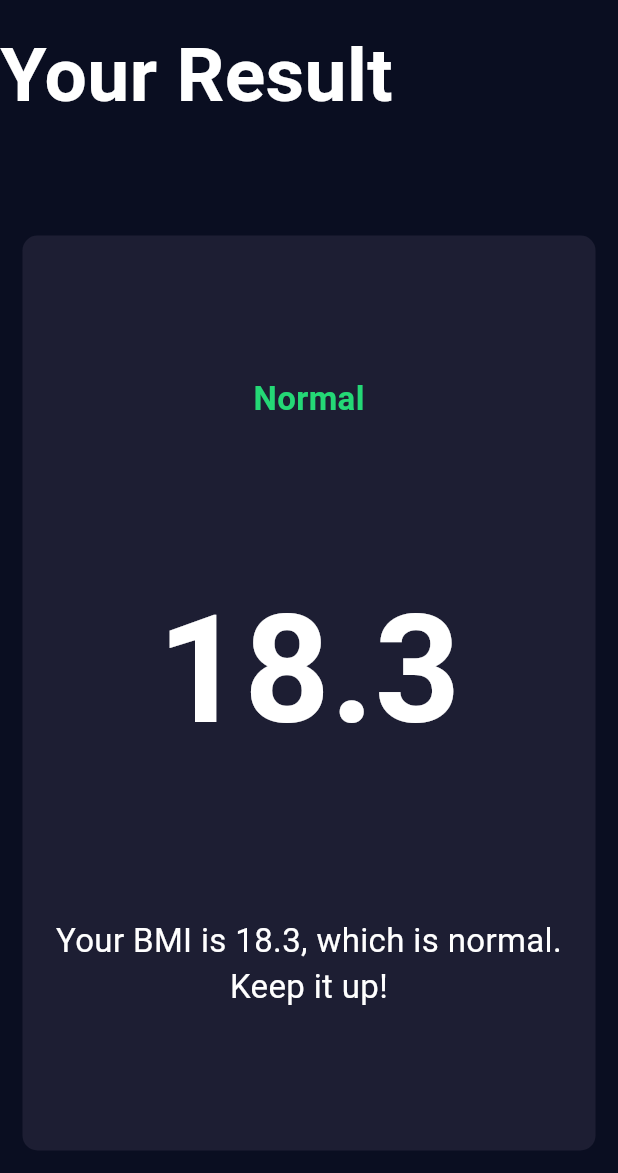
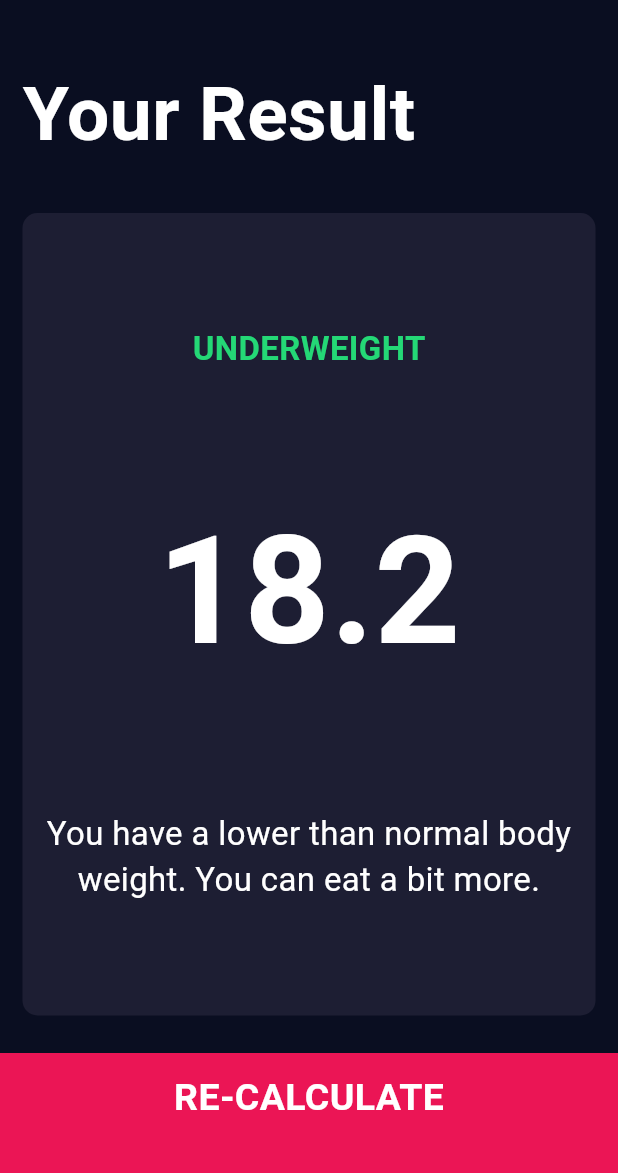
Before and after one commit to mehrshadkhv/BMI-Calculator, a Flutter app: the screen it shows after launch, after a tap on "CALCULATE", on a phone screen of 412 x 824 dp, the part 63-1236 px from its top. Run offline on Flutter 3.47's test engine with Material 3 defaults, Android fonts, the phone set to English and light mode, and no system bars; our stand-ins replace font_awesome_flutter.

Commit message:
Seventeenth commit

```diff
--- /dev/null
+++ b/lib/calculator_brain.dart
@@ -0,0 +1,35 @@
+import 'dart:math';
+
+class CalculatorBrain {
+  CalculatorBrain({required this.height, required this.weight});
+
+  final int height;
+  final int weight;
+
+  double _bmi = 0;
+
+  String calculateBMI() {
+    _bmi = weight / pow(height / 100, 2);
+    return _bmi.toStringAsFixed(1);
+  }
+
+  String getResult() {
+    if (_bmi >= 25) {
+      return 'Overweight';
+    } else if (_bmi >= 18.5) {
+      return 'Normal';
+    } else {
+      return 'Underweight';
+    }
+  }
+
+  String getInterpretation() {
+    if (_bmi >= 25) {
+      return 'You have a higher than normal body weight. Try to exercise more.';
+    } else if (_bmi >= 18.5) {
+      return 'You have a normal body weight. Good job!';
+    } else {
+      return 'You have a lower than normal body weight. You can eat a bit more.';
+    }
+  }
+}
--- a/lib/bottom_button.dart
+++ b/lib/components/bottom_button.dart
@@ -1,5 +1,5 @@
 import 'package:flutter/material.dart';
-import 'constants.dart';
+import '../constants.dart';
 
 class BottomButton extends StatelessWidget {
   const BottomButton(
--- a/lib/icon_content.dart
+++ b/lib/components/icon_content.dart
@@ -1,5 +1,5 @@
 import 'package:flutter/material.dart';
-import 'constants.dart';
+import '../constants.dart';
 
 class IconContent extends StatelessWidget {
   const IconContent({
--- /dev/null
+++ b/lib/components/round_icon_button.dart
@@ -0,0 +1,24 @@
+import 'package:flutter/material.dart';
+
+class RoundIconButton extends StatelessWidget {
+  const RoundIconButton(
+      {super.key, required this.icon, required this.onPressed});
+
+  final IconData icon;
+  final VoidCallback onPressed;
+
+  @override
+  Widget build(BuildContext context) {
+    return RawMaterialButton(
+      elevation: 0.0,
+      constraints: const BoxConstraints.tightFor(
+        width: 56.0,
+        height: 56.0,
+      ),
+      onPressed: onPressed,
+      shape: const CircleBorder(),
+      fillColor: const Color(0xFF4C4F5E),
+      child: Icon(icon),
+    );
+  }
+}
--- a/lib/main.dart
+++ b/lib/main.dart
@@ -1,5 +1,5 @@
 import 'package:flutter/material.dart';
-import 'input_page.dart';
+import 'screens/input_page.dart';
 
 void main() => runApp(const BMICalculator());
 
--- a/lib/results_page.dart
+++ /dev/null
@@ -1,45 +0,0 @@
-import 'package:bmi_calculator/constants.dart';
-import 'package:bmi_calculator/reusable_card.dart';
-import 'package:flutter/material.dart';
-
-class ResultsPage extends StatelessWidget {
-  const ResultsPage({super.key});
-
-  @override
-  Widget build(BuildContext context) {
-    return Scaffold(
-      appBar: AppBar(
-        title: const Text('BMI Calculator'),
-      ),
-      body: Column(
-        mainAxisAlignment: MainAxisAlignment.spaceEvenly,
-        crossAxisAlignment: CrossAxisAlignment.stretch,
-        children: [
-          Expanded(
-            child: Container(
-              child: const Text(
-                'Your Result',
-                style: KTitleTextStyle,
-              ),
-            ),
-          ),
-          const Expanded(
-              flex: 5,
-              child: ReusableCard(
-                colour: KActiveCardColour,
-                cardChild: Column(
-                  mainAxisAlignment: MainAxisAlignment.spaceEvenly,
-                  crossAxisAlignment: CrossAxisAlignment.center,
-                  children: [
-                    Text('Normal', style: KResultTextStyle),
-                    Text('18.3', style: KBMITextStyle),
-                    Text("Your BMI is 18.3, which is normal. Keep it up!",
-                        textAlign: TextAlign.center, style: KBodyTextStyle),
-                  ],
-                ),
-              )),
-        ],
-      ),
-    );
-  }
-}
--- a/lib/input_page.dart
+++ b/lib/screens/input_page.dart
@@ -1,10 +1,12 @@
 import 'package:flutter/material.dart';
 import 'package:font_awesome_flutter/font_awesome_flutter.dart';
-import 'reusable_card.dart';
-import 'icon_content.dart';
-import 'constants.dart';
+import '../components/reusable_card.dart';
+import '../components/icon_content.dart';
+import '../constants.dart';
 import 'results_page.dart';
-import 'bottom_button.dart';
+import '../components/bottom_button.dart';
+import '../components/round_icon_button.dart';
+import '../calculator_brain.dart';
 
 enum Gender {
   male,
@@ -238,9 +240,17 @@ class _InputPageState extends State<InputPage> {
           ),
           BottomButton(
             onTap: () {
+              CalculatorBrain calc =
+                  CalculatorBrain(height: height, weight: weight);
               Navigator.push(
                 context,
-                MaterialPageRoute(builder: (context) => const ResultsPage()),
+                MaterialPageRoute(
+                  builder: (context) => ResultsPage(
+                    bmiResult: calc.calculateBMI(),
+                    resultText: calc.getResult(),
+                    interpretation: calc.getInterpretation(),
+                  ),
+                ),
               );
             },
             buttonTitle: 'CALCULATE',
@@ -250,26 +260,3 @@ class _InputPageState extends State<InputPage> {
     );
   }
 }
-
-class RoundIconButton extends StatelessWidget {
-  const RoundIconButton(
-      {super.key, required this.icon, required this.onPressed});
-
-  final IconData icon;
-  final VoidCallback onPressed;
-
-  @override
-  Widget build(BuildContext context) {
-    return RawMaterialButton(
-      elevation: 0.0,
-      constraints: const BoxConstraints.tightFor(
-        width: 56.0,
-        height: 56.0,
-      ),
-      onPressed: onPressed,
-      shape: const CircleBorder(),
-      fillColor: const Color(0xFF4C4F5E),
-      child: Icon(icon),
-    );
-  }
-}
--- /dev/null
+++ b/lib/screens/results_page.dart
@@ -0,0 +1,64 @@
+import 'package:bmi_calculator/components/bottom_button.dart';
+import 'package:bmi_calculator/constants.dart';
+import 'package:bmi_calculator/components/reusable_card.dart';
+import 'package:flutter/material.dart';
+
+class ResultsPage extends StatelessWidget {
+  const ResultsPage(
+      {super.key,
+      required this.bmiResult,
+      required this.resultText,
+      required this.interpretation});
+
+  final String bmiResult;
+  final String resultText;
+  final String interpretation;
+
+  @override
+  Widget build(BuildContext context) {
+    return Scaffold(
+      appBar: AppBar(
+        title: const Text('BMI Calculator'),
+      ),
+      body: Column(
+        mainAxisAlignment: MainAxisAlignment.spaceEvenly,
+        crossAxisAlignment: CrossAxisAlignment.stretch,
+        children: [
+          Expanded(
+            // ignore: avoid_unnecessary_containers
+            child: Container(
+              padding: const EdgeInsets.all(15.0),
+              alignment: Alignment.bottomLeft,
+              child: const Text(
+                'Your Result',
+                style: KTitleTextStyle,
+              ),
+            ),
+          ),
+          Expanded(
+            flex: 5,
+            child: ReusableCard(
+              colour: KActiveCardColour,
+              cardChild: Column(
+                mainAxisAlignment: MainAxisAlignment.spaceEvenly,
+                crossAxisAlignment: CrossAxisAlignment.center,
+                children: [
+                  Text(resultText.toUpperCase(), style: KResultTextStyle),
+                  Text(bmiResult, style: KBMITextStyle),
+                  Text(interpretation,
+                      textAlign: TextAlign.center, style: KBodyTextStyle),
+                ],
+              ),
+            ),
+          ),
+          BottomButton(
+            onTap: () {
+              Navigator.pop(context);
+            },
+            buttonTitle: 'RE-CALCULATE',
+          ),
+        ],
+      ),
+    );
+  }
+}
```
Also changed, not shown: lib/components/reusable_card.dart (renamed from lib/reusable_card.dart).
